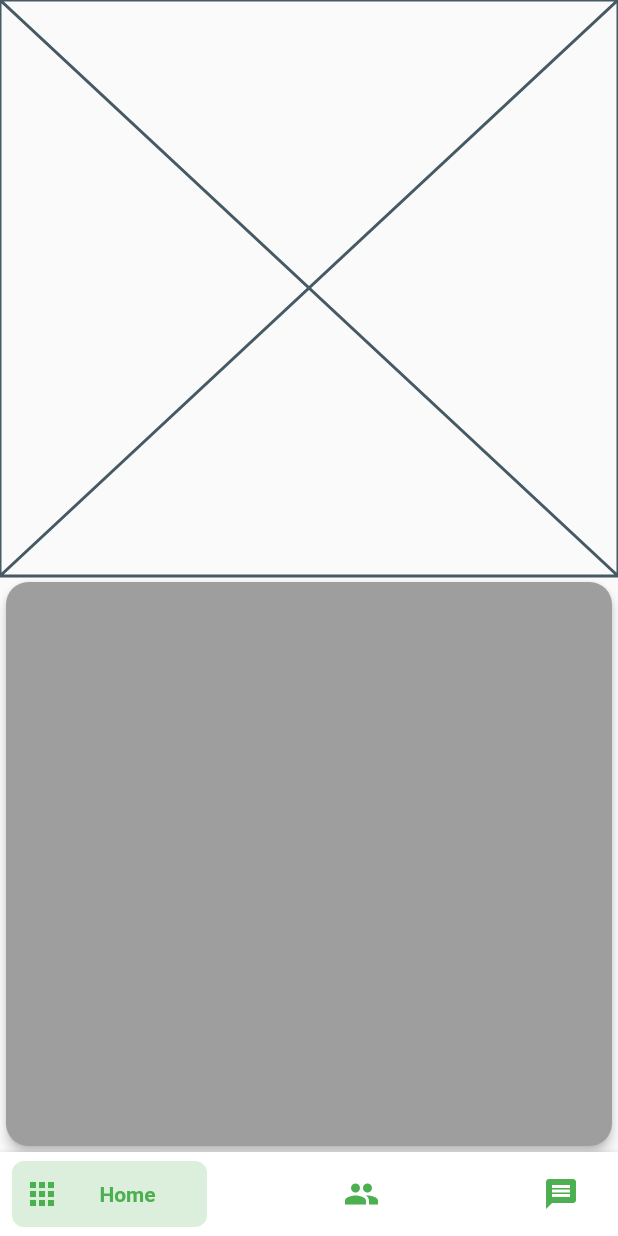
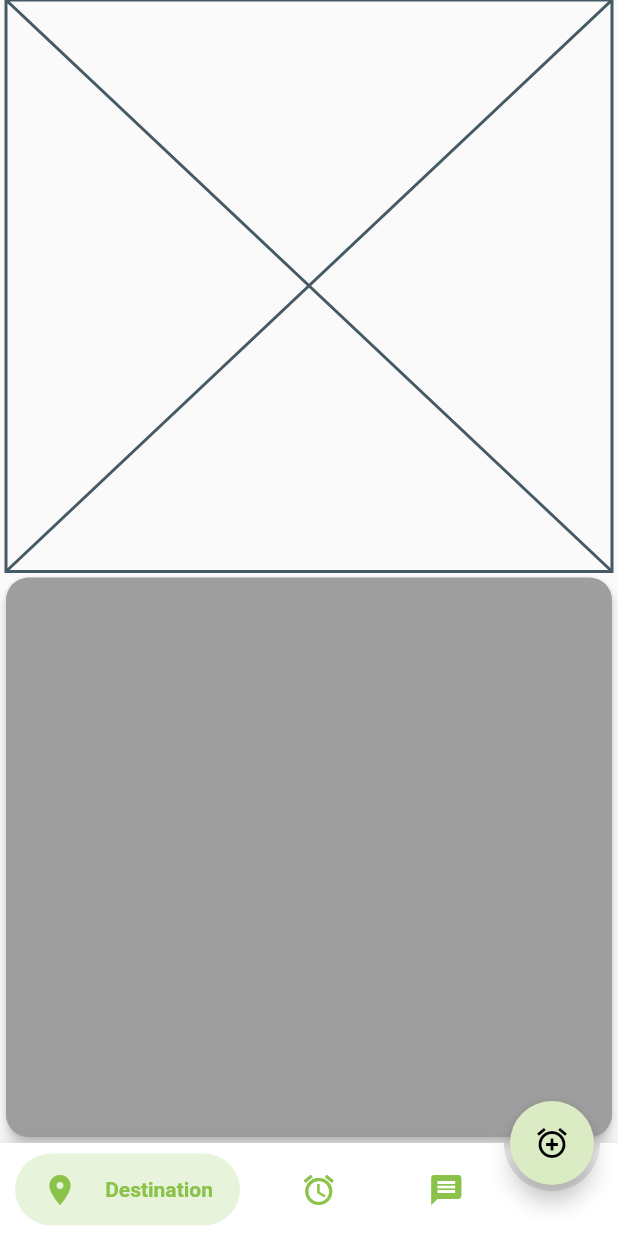
Before and after one commit to chlee1252/traffic_now, a Flutter app: the screen it shows after launch, on a phone screen of 412 x 824 dp. Run offline on Flutter 3.47's test engine with Material 2 defaults, Android fonts, the phone set to English and light mode, and no system bars; drawn by our look-alikes of bottom_navy_bar, bubble_bottom_bar; our stand-ins replace animated_text_kit, flutter_local_notifications, localstorage; missing offline and left inert: flutter_google_places, google_maps_webservice.

```diff
--- a/lib/main.dart
+++ b/lib/main.dart
@@ -18,7 +18,7 @@ class MyApp extends StatelessWidget {
     return MaterialApp(
       title: 'TrafficNow',
       theme: ThemeData(
-        primaryColor: Color.fromRGBO(219, 235, 196, 1.0),
+        primaryColor: Colors.white,
       ),
       home: SplashScreen(),
       initialRoute: SplashScreen.id,
--- a/lib/screens/newMainScreen.dart
+++ b/lib/screens/newMainScreen.dart
@@ -1,5 +1,6 @@
 import 'package:flutter/material.dart';
-import 'package:bottom_navy_bar/bottom_navy_bar.dart';
+import 'package:bubble_bottom_bar/bubble_bottom_bar.dart';
+import 'package:trafficnow/screens/placeInputScreen.dart';
 
 class NewMainScreen extends StatefulWidget {
   static final String id = "NewMainScreen";
@@ -14,18 +15,51 @@ class _NewMainScreenState extends State<NewMainScreen> {
   @override
   Widget build(BuildContext context) {
     return Scaffold(
+      floatingActionButton: FloatingActionButton(
+        child: Icon(Icons.add_alarm),
+        onPressed: () {
+          Navigator.pushNamed(context, PlaceInputScreen.id);
+        },
+        backgroundColor: Color.fromRGBO(219, 235, 196, 1.0),
+        foregroundColor: Colors.black,
+      ),
+      floatingActionButtonLocation: FloatingActionButtonLocation.endDocked,
       body: SafeArea(
         child: Column(
           children: [
             Expanded(
-              child: Placeholder(),
+              child: Padding(
+                padding: const EdgeInsets.symmetric(horizontal: 4.0),
+                child: Placeholder(),
+              ),
             ),
             Expanded(
               child: IndexedStack(
+                index: _currentIndex,
                 children: [
                   Card(
                     elevation: 3.0,
                     color: Colors.grey,
+                    shadowColor: Colors.black,
+                    shape: RoundedRectangleBorder(
+                      borderRadius: BorderRadius.circular(15.0),
+                    ),
+                    child:
+                    Container(),
+                  ),
+                  Card(
+                    elevation: 3.0,
+                    color: Colors.red,
+                    shadowColor: Colors.black,
+                    shape: RoundedRectangleBorder(
+                      borderRadius: BorderRadius.circular(15.0),
+                    ),
+                    child:
+                    Container(),
+                  ),
+                  Card(
+                    elevation: 3.0,
+                    color: Colors.green,
                     shadowColor: Colors.black,
                     shape: RoundedRectangleBorder(
                       borderRadius: BorderRadius.circular(15.0),
@@ -39,35 +73,36 @@ class _NewMainScreenState extends State<NewMainScreen> {
           ],
         ),
       ),
-      bottomNavigationBar: BottomNavyBar(
-        selectedIndex: _currentIndex,
-        showElevation: true,
-        itemCornerRadius: 8,
-        curve: Curves.easeInBack,
-        onItemSelected: (index) {
+      bottomNavigationBar: BubbleBottomBar(
+        hasNotch: true,
+        fabLocation: BubbleBottomBarFabLocation.end,
+        opacity: .2,
+        currentIndex: _currentIndex,
+        elevation: 8,
+        onTap: (index) {
           setState(() {
             _currentIndex = index;
           });
         },
-        items: [
-          BottomNavyBarItem(
-            icon: Icon(Icons.apps),
-            title: Text('Home'),
-            activeColor: Colors.green,
-            textAlign: TextAlign.center,
+        items: <BubbleBottomBarItem>[
+          BubbleBottomBarItem(
+            backgroundColor: Colors.lightGreen,
+            icon: Icon(Icons.location_on, color: Colors.lightGreen),
+            activeIcon: Icon(Icons.location_on, color: Colors.lightGreen),
+            title: Text('Destination'),
           ),
-          BottomNavyBarItem(
-            icon: Icon(Icons.people),
-            title: Text('People'),
-            activeColor: Colors.green,
-            textAlign: TextAlign.center,
+          BubbleBottomBarItem(
+            backgroundColor: Colors.lightGreen,
+            icon: Icon(Icons.access_alarm, color: Colors.lightGreen),
+            activeIcon: Icon(Icons.access_alarm, color: Colors.lightGreen),
+            title: Text('Time'),
           ),
-          BottomNavyBarItem(
-            icon: Icon(Icons.message),
-            title: Text('Messages'),
-            activeColor: Colors.green,
-            textAlign: TextAlign.center,
-          )
+          BubbleBottomBarItem(
+            backgroundColor: Colors.lightGreen,
+            icon: Icon(Icons.message, color: Colors.lightGreen),
+            activeIcon: Icon(Icons.message, color: Colors.lightGreen),
+            title: Text('Estimated'),
+          ),
         ],
       ),
     );
--- a/lib/screens/placeInputScreen.dart
+++ b/lib/screens/placeInputScreen.dart
@@ -55,7 +55,7 @@ class _PlaceInputScreenState extends State<PlaceInputScreen> {
         FocusScope.of(context).unfocus();
       },
       child: new Scaffold(
-        backgroundColor: Color.fromRGBO(219, 235, 196, 1.0),
+        backgroundColor: Colors.white,
         appBar: AppBar(
           elevation: 0.0,
           title: FittedBox(
@@ -72,7 +72,8 @@ class _PlaceInputScreenState extends State<PlaceInputScreen> {
           child: Padding(
             padding: const EdgeInsets.all(15.0),
             child: Card(
-              elevation: 3.0,
+              color: Color.fromRGBO(219, 235, 196, 1.0),
+              elevation: 8.0,
               shadowColor: Colors.black,
               shape: RoundedRectangleBorder(
                 borderRadius: BorderRadius.circular(15.0),
--- a/pubspec.yaml
+++ b/pubspec.yaml
@@ -35,7 +35,8 @@ dependencies:
   auto_size_text: ^2.1.0
   flutter_local_notifications: ^1.4.1
   animated_text_kit: ^2.0.0
-  bottom_navy_bar: ^5.4.0
+  bubble_bottom_bar: ^1.2.0
+#  bottom_navy_bar: ^5.4.0
 #  background_fetch: ^0.5.5
 
 
```
Also changed, not shown: pubspec.lock.
